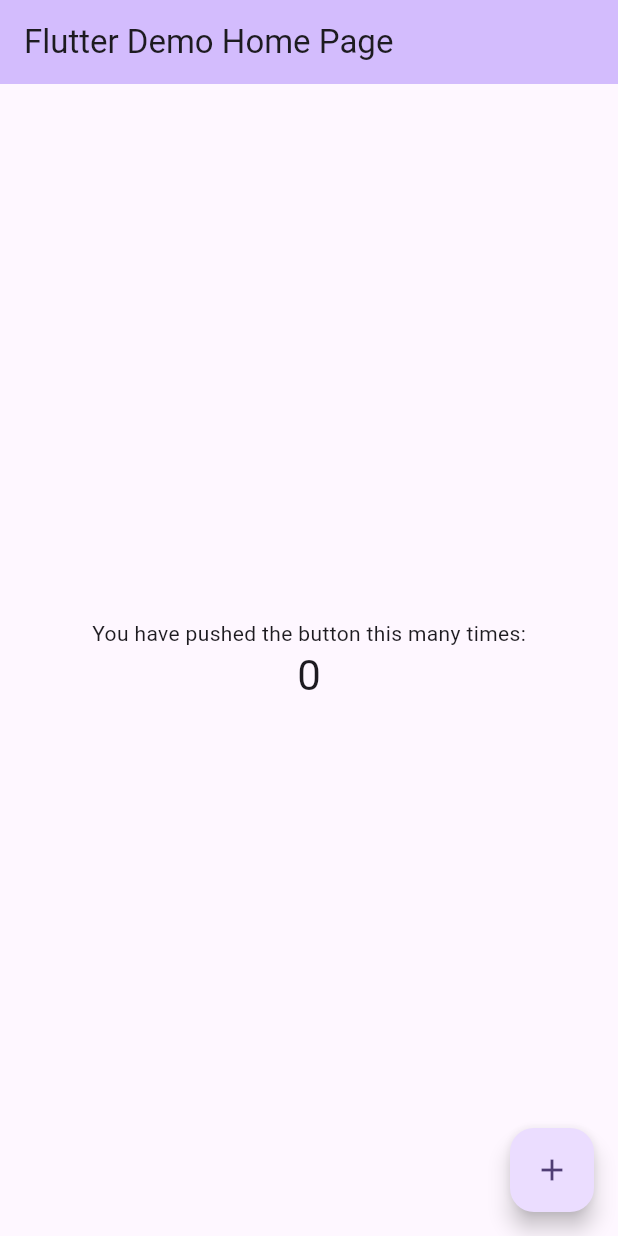
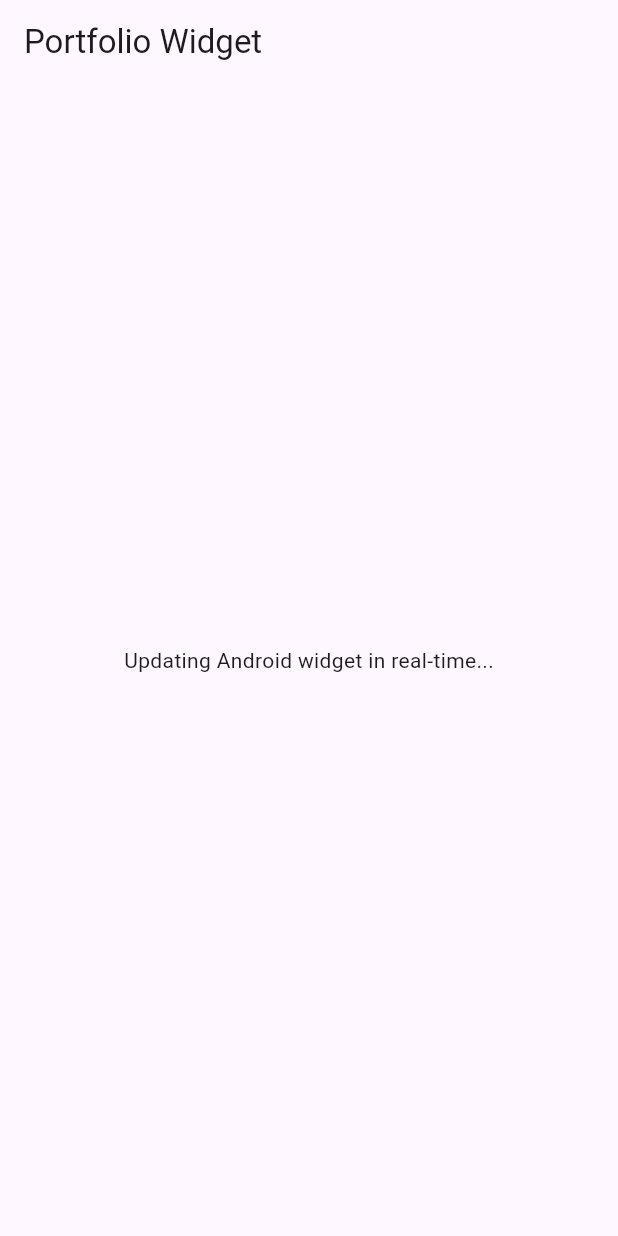
Before and after one commit to rohanudhwani/portfolio_widget, a Flutter app: the screen it shows after launch, on a phone screen of 412 x 824 dp. Run offline on Flutter 3.47's test engine with Material 3 defaults, Android fonts, the phone set to English and light mode, and no system bars; missing offline and left inert: home_widget.

Commit message:
ADD:  - Portfolio Widget First Attempt

```diff
--- a/lib/main.dart
+++ b/lib/main.dart
@@ -1,125 +1,87 @@
+import 'dart:async';
+
 import 'package:flutter/material.dart';
+import 'package:home_widget/home_widget.dart';
 
-void main() {
-  runApp(const MyApp());
+void main() async {
+  runApp(const HomePage());
 }
 
-class MyApp extends StatelessWidget {
-  const MyApp({super.key});
+class HomePage extends StatefulWidget {
+  const HomePage({Key? key}) : super(key: key);
 
-  // This widget is the root of your application.
   @override
-  Widget build(BuildContext context) {
-    return MaterialApp(
-      title: 'Flutter Demo',
-      theme: ThemeData(
-        // This is the theme of your application.
-        //
-        // TRY THIS: Try running your application with "flutter run". You'll see
-        // the application has a purple toolbar. Then, without quitting the app,
-        // try changing the seedColor in the colorScheme below to Colors.green
-        // and then invoke "hot reload" (save your changes or press the "hot
-        // reload" button in a Flutter-supported IDE, or press "r" if you used
-        // the command line to start the app).
-        //
-        // Notice that the counter didn't reset back to zero; the application
-        // state is not lost during the reload. To reset the state, use hot
-        // restart instead.
-        //
-        // This works for code too, not just values: Most code changes can be
-        // tested with just a hot reload.
-        colorScheme: ColorScheme.fromSeed(seedColor: Colors.deepPurple),
-        useMaterial3: true,
-      ),
-      home: const MyHomePage(title: 'Flutter Demo Home Page'),
-    );
-  }
+  State<HomePage> createState() => _HomePageState();
 }
 
-class MyHomePage extends StatefulWidget {
-  const MyHomePage({super.key, required this.title});
-
-  // This widget is the home page of your application. It is stateful, meaning
-  // that it has a State object (defined below) that contains fields that affect
-  // how it looks.
-
-  // This class is the configuration for the state. It holds the values (in this
-  // case the title) provided by the parent (in this case the App widget) and
-  // used by the build method of the State. Fields in a Widget subclass are
-  // always marked "final".
-
-  final String title;
+class _HomePageState extends State<HomePage> {
+  double portfolioValue = 1489540.2;
+  double investedValue = 1084325.9;
+  double dayPNLValue = 3225251.5;
+  double dayPNLPercent = 3.49;
+  double unrealisedPNLValue = 2154325.9;
+  double unrealisedPNLPercent = 47.49;
+  double realisedPNLValue = 465765.50;
+  double realisedPNLPercent = 47.49;
 
   @override
-  State<MyHomePage> createState() => _MyHomePageState();
-}
+  void initState() {
+    super.initState();
+    Timer.periodic(Duration(milliseconds: 100), (timer) {
+      setState(() {
+        portfolioValue += 0.1;
+        investedValue += 0.1;
+        dayPNLValue += 0.1;
+        dayPNLPercent += 0.01;
+        unrealisedPNLValue += 0.1;
+        unrealisedPNLPercent += 0.01;
+        realisedPNLValue += 0.1;
+        realisedPNLPercent += 0.01;
+      });
 
-class _MyHomePageState extends State<MyHomePage> {
-  int _counter = 0;
+      updateAndroidWidget();
+    });
+  }
 
-  void _incrementCounter() {
-    setState(() {
-      // This call to setState tells the Flutter framework that something has
-      // changed in this State, which causes it to rerun the build method below
-      // so that the display can reflect the updated values. If we changed
-      // _counter without calling setState(), then the build method would not be
-      // called again, and so nothing would appear to happen.
-      _counter++;
-    });
+  void updateAndroidWidget() {
+    HomeWidget.saveWidgetData(
+        "portfolioValue", portfolioValue.toStringAsFixed(2));
+    HomeWidget.saveWidgetData(
+        "investedValue", investedValue.toStringAsFixed(2));
+    HomeWidget.saveWidgetData("dayPNLValue", dayPNLValue.toStringAsFixed(2));
+    HomeWidget.saveWidgetData(
+        "dayPNLPercent", dayPNLPercent.toStringAsFixed(2));
+    HomeWidget.saveWidgetData(
+        "unrealisedPNLValue", unrealisedPNLValue.toStringAsFixed(2));
+    HomeWidget.saveWidgetData(
+        "unrealisedPNLPercent", unrealisedPNLPercent.toStringAsFixed(2));
+    HomeWidget.saveWidgetData(
+        "realisedPNLValue", realisedPNLValue.toStringAsFixed(2));
+    HomeWidget.saveWidgetData(
+        "realisedPNLPercent", realisedPNLPercent.toStringAsFixed(2));
+
+    HomeWidget.updateWidget(
+      androidName: "PortfolioWidget",
+    );
   }
 
   @override
   Widget build(BuildContext context) {
-    // This method is rerun every time setState is called, for instance as done
-    // by the _incrementCounter method above.
-    //
-    // The Flutter framework has been optimized to make rerunning build methods
-    // fast, so that you can just rebuild anything that needs updating rather
-    // than having to individually change instances of widgets.
-    return Scaffold(
-      appBar: AppBar(
-        // TRY THIS: Try changing the color here to a specific color (to
-        // Colors.amber, perhaps?) and trigger a hot reload to see the AppBar
-        // change color while the other colors stay the same.
-        backgroundColor: Theme.of(context).colorScheme.inversePrimary,
-        // Here we take the value from the MyHomePage object that was created by
-        // the App.build method, and use it to set our appbar title.
-        title: Text(widget.title),
-      ),
-      body: Center(
-        // Center is a layout widget. It takes a single child and positions it
-        // in the middle of the parent.
-        child: Column(
-          // Column is also a layout widget. It takes a list of children and
-          // arranges them vertically. By default, it sizes itself to fit its
-          // children horizontally, and tries to be as tall as its parent.
-          //
-          // Column has various properties to control how it sizes itself and
-          // how it positions its children. Here we use mainAxisAlignment to
-          // center the children vertically; the main axis here is the vertical
-          // axis because Columns are vertical (the cross axis would be
-          // horizontal).
-          //
-          // TRY THIS: Invoke "debug painting" (choose the "Toggle Debug Paint"
-          // action in the IDE, or press "p" in the console), to see the
-          // wireframe for each widget.
-          mainAxisAlignment: MainAxisAlignment.center,
-          children: <Widget>[
-            const Text(
-              'You have pushed the button this many times:',
+    return MaterialApp(
+      home: Scaffold(
+        appBar: AppBar(title: const Text("Portfolio Widget")),
+        body: Center(
+          child: Padding(
+            padding: const EdgeInsets.all(8.0),
+            child: Column(
+              mainAxisSize: MainAxisSize.min,
+              children: const [
+                Text("Updating Android widget in real-time..."),
+              ],
             ),
-            Text(
-              '$_counter',
-              style: Theme.of(context).textTheme.headlineMedium,
-            ),
-          ],
+          ),
         ),
       ),
-      floatingActionButton: FloatingActionButton(
-        onPressed: _incrementCounter,
-        tooltip: 'Increment',
-        child: const Icon(Icons.add),
-      ), // This trailing comma makes auto-formatting nicer for build methods.
     );
   }
 }
--- a/pubspec.yaml
+++ b/pubspec.yaml
@@ -34,6 +34,7 @@ dependencies:
   # The following adds the Cupertino Icons font to your application.
   # Use with the CupertinoIcons class for iOS style icons.
   cupertino_icons: ^1.0.8
+  home_widget:
 
 dev_dependencies:
   flutter_test:
```
Also changed, not shown: pubspec.lock, 10 other files.
